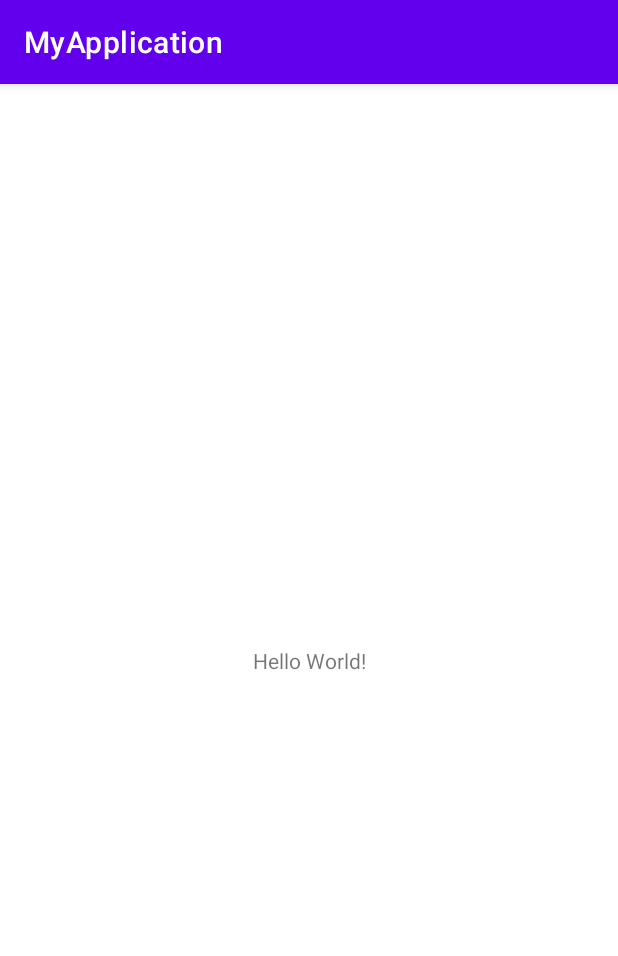
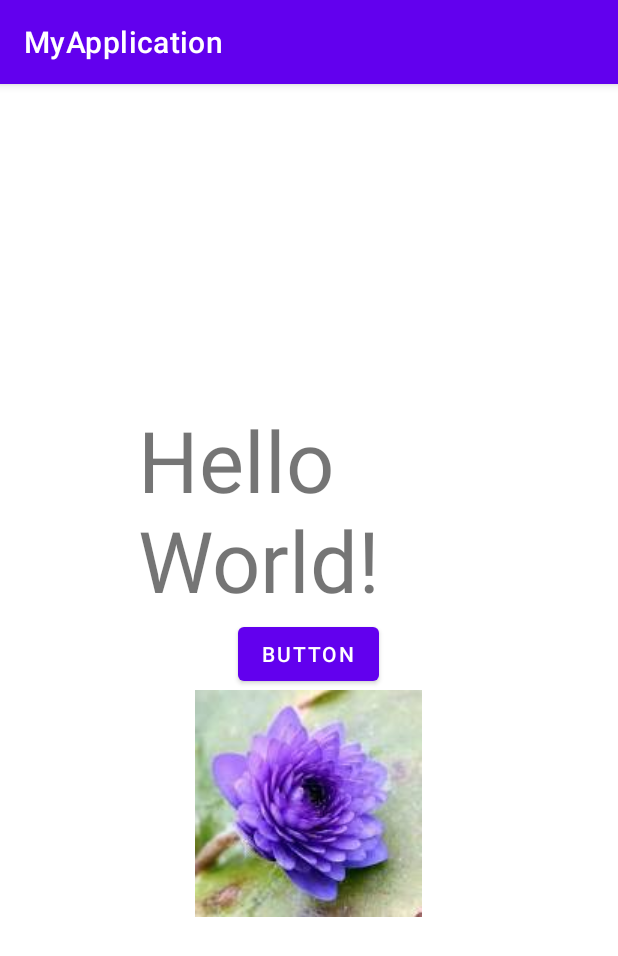
Before and after one commit to hennapusa/Android-javaOhjelmointi, an Android app: the screen it shows after launch (MainActivity), on a phone screen of 412 x 824 dp. Shown: the top 956 px of the screen. Run offline under Robolectric (Android 15) with nearby library versions, the light colour scheme and no system bars.

Commit message:
ensimmäinen tehtävä

```diff
--- a/app/build.gradle
+++ b/app/build.gradle
@@ -14,6 +14,9 @@ android {
 
         testInstrumentationRunner "androidx.test.runner.AndroidJUnitRunner"
     }
+    buildFeatures{
+        viewBinding true
+    }
 
     buildTypes {
         release {
@@ -29,9 +32,9 @@ android {
 
 dependencies {
 
-    implementation 'androidx.appcompat:appcompat:1.3.0'
-    implementation 'com.google.android.material:material:1.4.0'
-    implementation 'androidx.constraintlayout:constraintlayout:2.0.4'
+    implementation 'androidx.appcompat:appcompat:1.5.0'
+    implementation 'com.google.android.material:material:1.6.1'
+    implementation 'androidx.constraintlayout:constraintlayout:2.1.4'
     testImplementation 'junit:junit:4.13.2'
     androidTestImplementation 'androidx.test.ext:junit:1.1.3'
     androidTestImplementation 'androidx.test.espresso:espresso-core:3.4.0'
--- a/app/src/main/java/com/example/myapplication/MainActivity.java
+++ b/app/src/main/java/com/example/myapplication/MainActivity.java
@@ -1,14 +1,36 @@
 package com.example.myapplication;
 
 import android.os.Bundle;
+import android.view.View;
+import android.widget.Button;
 
 import androidx.appcompat.app.AppCompatActivity;
 
 public class MainActivity extends AppCompatActivity {
 
+    private Button welcomeButton;
+    private View welcomeTextView;
+
+
     @Override
     protected void onCreate(Bundle savedInstanceState) {
         super.onCreate(savedInstanceState);
         setContentView(R.layout.activity_main);
+        welcomeButton = findViewById(R.id.hello_button);
+        welcomeTextView =findViewById(R.id.textView);
+        welcomeButton.setOnClickListener(new View.OnClickListener() {
+
+            public void onClick(View v) {
+
+                if (welcomeTextView.getVisibility() == View.VISIBLE)
+                    welcomeTextView.setVisibility(View.INVISIBLE);
+
+                else if(welcomeTextView.getVisibility() == View.INVISIBLE)
+                welcomeTextView.setVisibility(View.VISIBLE);
+
+
+                }
+
+        });
     }
 }
--- a/app/src/main/res/layout/activity_main.xml
+++ b/app/src/main/res/layout/activity_main.xml
@@ -1,18 +1,31 @@
 <?xml version="1.0" encoding="utf-8"?>
-<androidx.constraintlayout.widget.ConstraintLayout xmlns:android="http://schemas.android.com/apk/res/android"
+
+<LinearLayout xmlns:android="http://schemas.android.com/apk/res/android"
     xmlns:app="http://schemas.android.com/apk/res-auto"
-    xmlns:tools="http://schemas.android.com/tools"
     android:layout_width="match_parent"
     android:layout_height="match_parent"
-    tools:context=".MainActivity">
+    android:paddingLeft="16dp"
+    android:paddingRight="16dp"
+    android:orientation="vertical"
+    android:gravity="center">
 
     <TextView
+        android:id="@+id/textView"
+        android:layout_width="228dp"
+        android:layout_height="143dp"
+        android:autoSizeTextType="uniform"
+        android:text="Hello World!" />
+
+    <Button
+        android:id="@+id/hello_button"
         android:layout_width="wrap_content"
         android:layout_height="wrap_content"
-        android:text="Hello World!"
-        app:layout_constraintBottom_toBottomOf="parent"
-        app:layout_constraintEnd_toEndOf="parent"
-        app:layout_constraintStart_toStartOf="parent"
-        app:layout_constraintTop_toTopOf="parent" />
+        android:text="Button" />
 
-</androidx.constraintlayout.widget.ConstraintLayout>
+    <ImageView
+        android:id="@+id/imageView"
+        android:layout_width="wrap_content"
+        android:layout_height="wrap_content"
+        app:srcCompat="@drawable/kukka" />
+
+</LinearLayout>
```
Also changed, not shown: app/src/main/res/drawable/kukka.jpg (added).
